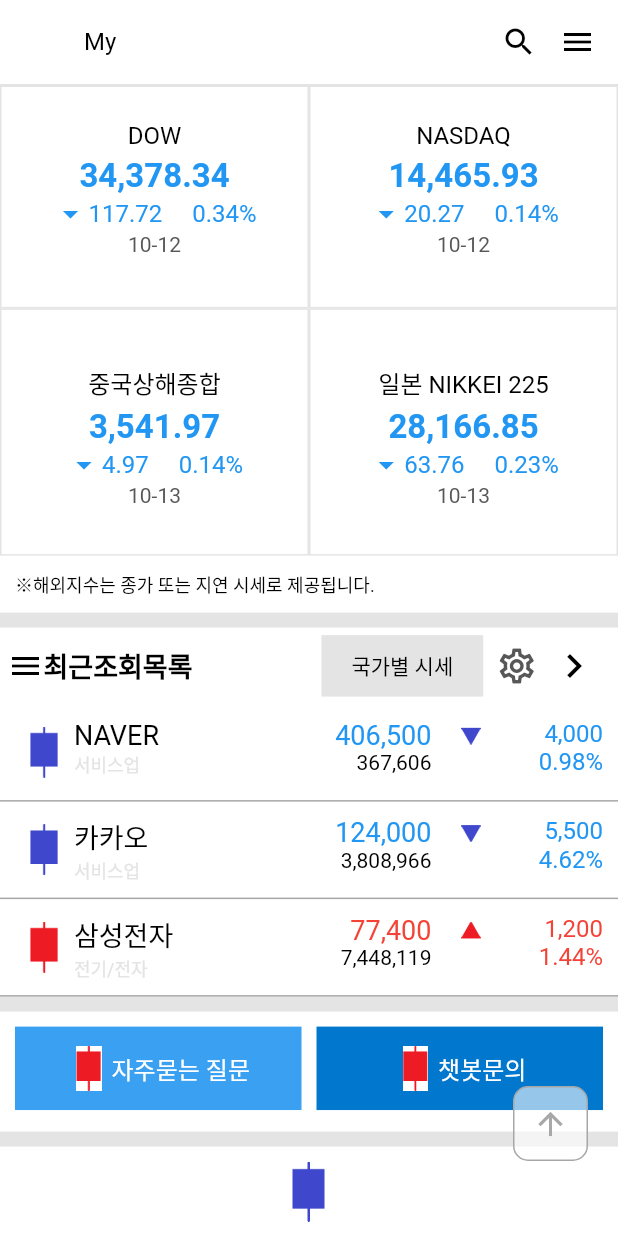
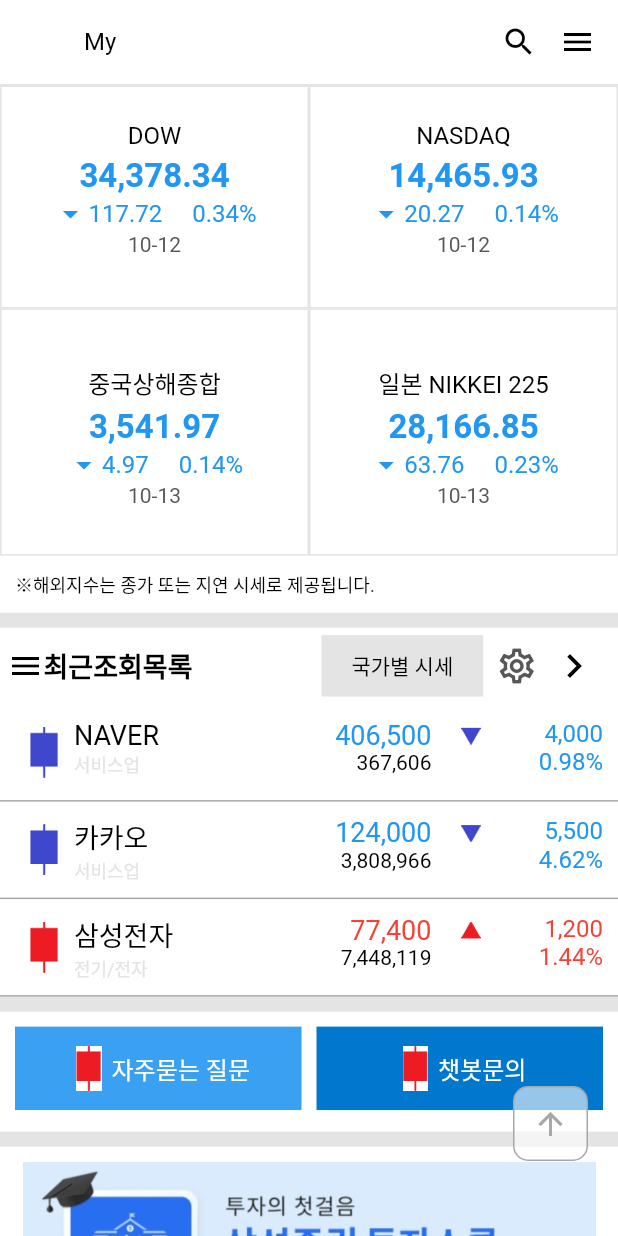
Before and after one commit to nadsi96/flutter_cloneCoding, a Flutter app: the MyPage screen opened directly, scrolled down 920 dp, on a phone screen of 412 x 824 dp. Run offline on Flutter 3.47's test engine with Material 2 defaults, Android fonts, the phone set to English and light mode, and no system bars; our stand-ins replace get, webview_flutter; missing offline and left inert: aligned_dialog, linked_scroll_controller.

Commit message:
MyPage 주식목록, 국내뉴스 사이 배너 이미지로 수정

```diff
--- a/lib/my_page/my_page.dart
+++ b/lib/my_page/my_page.dart
@@ -1071,12 +1071,10 @@ class MyPage extends StatelessWidget {
         InkWell(
           onTap: (){},
           child: Container(
-            width: double.infinity,
-            height: 60,
             color: WHITE,
             margin: marginSpace,
             padding: const EdgeInsets.symmetric(vertical: 10, horizontal: 15),
-            child: Image.asset('assets/images/img2.png', fit: BoxFit.fitHeight),
+            child: Image.asset('assets/images/samsung_school.jpg'),
           ),
         ),
       ],
```
Also changed, not shown: assets/images/samsung_school.jpg (added).
